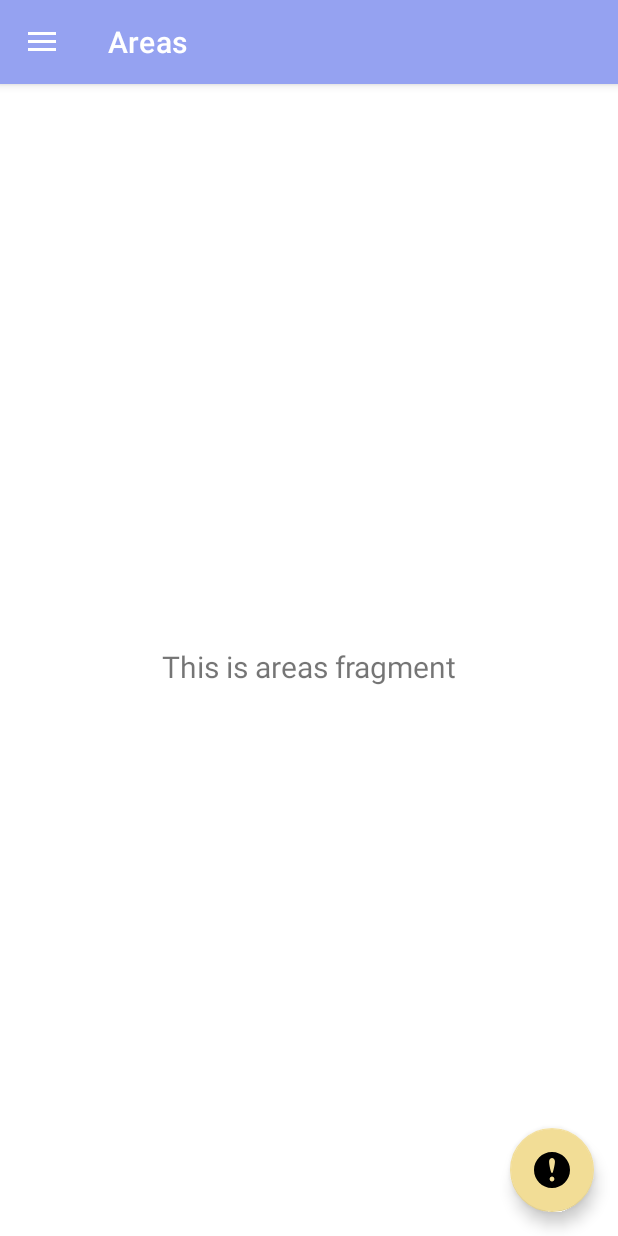
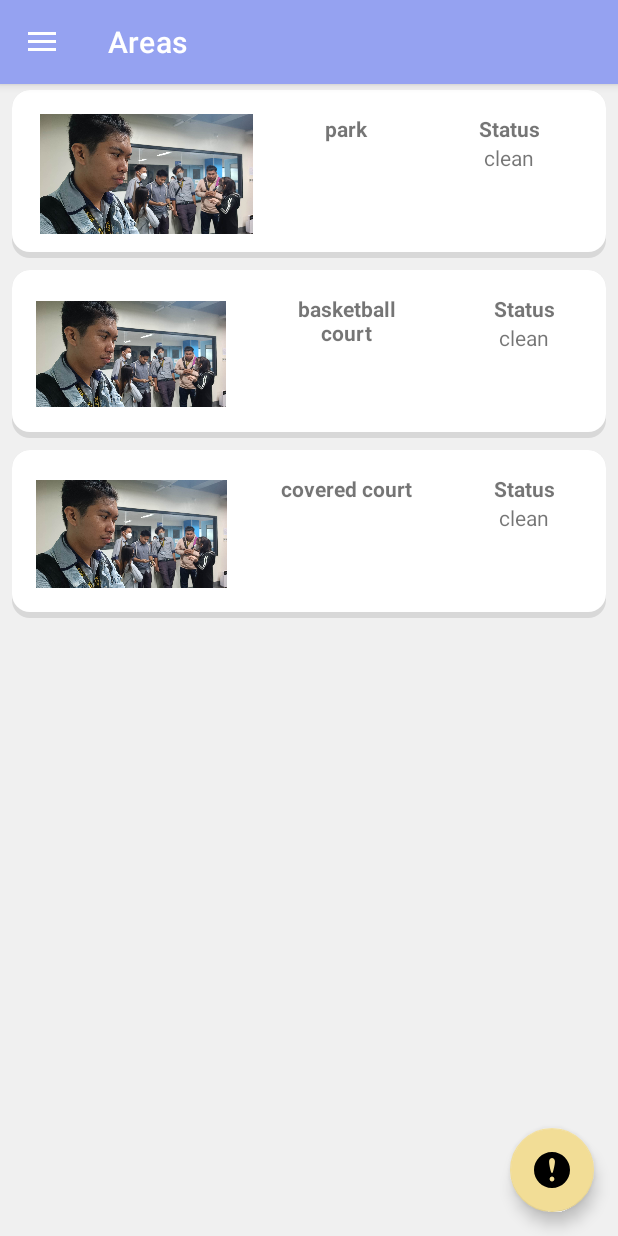
Before and after one commit to Grrom/barangay_cleaning, an Android app: the screen it shows after launch (MainActivity), in the side drawer, after a tap on "Areas", on a phone screen of 412 x 824 dp. Run offline under Robolectric (Android 15) with nearby library versions, the phone set to English and light mode, and no system bars; our stand-ins replace navigation-ui.

Commit message:
add area_item_card and recyclerview for it

```diff
--- a/app/src/main/AndroidManifest.xml
+++ b/app/src/main/AndroidManifest.xml
@@ -16,8 +16,7 @@
         <activity
             android:name=".views.ResidentActivity"
             android:exported="false"
-            android:parentActivityName=".ui.residents.ResidentsFragment"
-            />
+            android:parentActivityName=".ui.residents.ResidentsFragment" />
         <activity
             android:name=".MainActivity"
             android:exported="true"
--- /dev/null
+++ b/app/src/main/java/com/example/barangay_cleaning/adapters/AreasAdapter.java
@@ -0,0 +1,59 @@
+package com.example.barangay_cleaning.adapters;
+
+import android.content.Context;
+import android.view.LayoutInflater;
+import android.view.View;
+import android.view.ViewGroup;
+import android.widget.ImageView;
+import android.widget.TextView;
+
+import androidx.annotation.NonNull;
+import androidx.recyclerview.widget.RecyclerView;
+
+import com.example.barangay_cleaning.R;
+import com.example.barangay_cleaning.models.Area;
+
+import java.util.ArrayList;
+
+public class AreasAdapter  extends RecyclerView.Adapter<AreasAdapter.MyViewHolder>{
+    Context context;
+    ArrayList<Area> areas;
+
+    public AreasAdapter(Context context, ArrayList<Area> areas){
+        this.context = context;
+        this.areas = areas;
+    }
+
+    @NonNull
+    @Override
+    public AreasAdapter.MyViewHolder onCreateViewHolder(@NonNull ViewGroup parent, int viewType) {
+        return new AreasAdapter.MyViewHolder(LayoutInflater.from(context).inflate(R.layout.area_item_row, parent , false));
+    }
+
+    @Override
+    public void onBindViewHolder(@NonNull AreasAdapter.MyViewHolder holder, int position) {
+        holder.name.setText(areas.get(position).getName());
+        holder.status.setText(areas.get(position).getStatus());
+        holder.image.setImageResource(areas.get(position).getImage());
+    }
+
+    @Override
+    public int getItemCount() {
+        return areas.size();
+    }
+
+    public static class MyViewHolder extends RecyclerView.ViewHolder{
+
+        ImageView image;
+        TextView name;
+        TextView status;
+
+        public MyViewHolder(@NonNull View itemView) {
+            super(itemView);
+
+            image = itemView.findViewById(R.id.area_image);
+            name = itemView.findViewById(R.id.area_name);
+            status = itemView.findViewById(R.id.area_status);
+        }
+    }
+}
--- /dev/null
+++ b/app/src/main/java/com/example/barangay_cleaning/models/Area.java
@@ -0,0 +1,25 @@
+package com.example.barangay_cleaning.models;
+
+public class Area {
+    int image;
+    String name;
+    String status;
+
+    public Area(int image, String name,  String status) {
+        this.image = image;
+        this.name = name;
+        this.status = status;
+    }
+
+    public int getImage() {
+        return image;
+    }
+
+    public String getName() {
+        return name;
+    }
+
+    public String getStatus() {
+        return status;
+    }
+}
--- a/app/src/main/java/com/example/barangay_cleaning/ui/areas/AreasFragment.java
+++ b/app/src/main/java/com/example/barangay_cleaning/ui/areas/AreasFragment.java
@@ -9,26 +9,54 @@ import android.widget.TextView;
 import androidx.annotation.NonNull;
 import androidx.fragment.app.Fragment;
 import androidx.lifecycle.ViewModelProvider;
+import androidx.recyclerview.widget.LinearLayoutManager;
+import androidx.recyclerview.widget.RecyclerView;
 
+import com.example.barangay_cleaning.R;
+import com.example.barangay_cleaning.adapters.AreasAdapter;
+import com.example.barangay_cleaning.adapters.ResidentsAdapter;
+import com.example.barangay_cleaning.databinding.FragmentAreasBinding;
+import com.example.barangay_cleaning.databinding.FragmentResidentsBinding;
 import com.example.barangay_cleaning.databinding.FragmentSlideshowBinding;
+import com.example.barangay_cleaning.models.Area;
+import com.example.barangay_cleaning.models.Resident;
+import com.example.barangay_cleaning.ui.residents.ResidentsViewModel;
+
+import java.util.ArrayList;
 
 public class AreasFragment extends Fragment {
 
-    private FragmentSlideshowBinding binding;
+    private FragmentAreasBinding binding;
+
+    ArrayList<Area> areas = new ArrayList<>();
 
     public View onCreateView(@NonNull LayoutInflater inflater,
                              ViewGroup container, Bundle savedInstanceState) {
-        AreasViewModel slideshowViewModel =
+        binding = FragmentAreasBinding.inflate(inflater, container, false);
+        View root = binding.getRoot();
+
+        RecyclerView recyclerView = binding.areasRecyclerView;
+        setupAreasModel();
+
+        AreasAdapter adapter  = new AreasAdapter(getContext(), areas);
+        recyclerView.setAdapter(adapter);
+        recyclerView.setLayoutManager(new LinearLayoutManager(getContext()));
+
+        AreasViewModel areasViewModel =
                 new ViewModelProvider(this).get(AreasViewModel.class);
 
-        binding = FragmentSlideshowBinding.inflate(inflater, container, false);
-        View root = binding.getRoot();
-
-        final TextView textView = binding.textSlideshow;
-        slideshowViewModel.getText().observe(getViewLifecycleOwner(), textView::setText);
         return root;
     }
 
+    private void setupAreasModel(){
+        String[] names = {"park", "basketball court", "covered court"};
+        int image= R.drawable.temp_bg;
+        String status = "clean";
+
+        for (int i = 0; i < names.length; i++){
+            areas.add(new Area(image, names[i],  status));
+        }
+    }
     @Override
     public void onDestroyView() {
         super.onDestroyView();
--- a/app/src/main/java/com/example/barangay_cleaning/ui/areas/AreasViewModel.java
+++ b/app/src/main/java/com/example/barangay_cleaning/ui/areas/AreasViewModel.java
@@ -10,7 +10,6 @@ public class AreasViewModel extends ViewModel {
 
     public AreasViewModel() {
         mText = new MutableLiveData<>();
-        mText.setValue("This is areas fragment");
     }
 
     public LiveData<String> getText() {
--- a/app/src/main/java/com/example/barangay_cleaning/ui/residents/ResidentsFragment.java
+++ b/app/src/main/java/com/example/barangay_cleaning/ui/residents/ResidentsFragment.java
@@ -39,10 +39,6 @@ public class ResidentsFragment extends Fragment {
         ResidentsViewModel galleryViewModel =
                 new ViewModelProvider(this).get(ResidentsViewModel.class);
 
-
-//        final TextView textView = binding.textGallery;
-//        galleryViewModel.getText().observe(getViewLifecycleOwner(), textView::setText);
-
         return root;
     }
 
--- a/app/src/main/java/com/example/barangay_cleaning/ui/residents/ResidentsViewModel.java
+++ b/app/src/main/java/com/example/barangay_cleaning/ui/residents/ResidentsViewModel.java
@@ -10,7 +10,6 @@ public class ResidentsViewModel extends ViewModel {
 
     public ResidentsViewModel() {
         mText = new MutableLiveData<>();
-        mText.setValue("This is residents fragment");
     }
 
     public LiveData<String> getText() {
--- /dev/null
+++ b/app/src/main/res/layout/area_item_row.xml
@@ -0,0 +1,58 @@
+<?xml version="1.0" encoding="utf-8"?>
+<androidx.appcompat.widget.LinearLayoutCompat xmlns:android="http://schemas.android.com/apk/res/android"
+    android:layout_width="match_parent"
+    android:layout_height="wrap_content"
+    xmlns:app="http://schemas.android.com/apk/res-auto"
+    android:orientation="horizontal"
+    android:layout_marginHorizontal="8dp"
+    android:layout_marginVertical="4dp"
+    android:weightSum="3"
+    android:background="@drawable/card_background">
+
+    <ImageView
+        android:layout_weight="1"
+        android:layout_margin="16dp"
+        android:layout_width="120dp"
+        android:layout_height="80dp"
+        app:cardCornerRadius="12dp"
+        android:id="@+id/area_image"
+        android:src="@drawable/temp_bg"
+        />
+
+    <TextView
+        android:maxWidth="90dp"
+        android:layout_margin="16dp"
+        android:layout_weight="1"
+        android:textAlignment="center"
+        android:id="@+id/area_name"
+        android:layout_width="wrap_content"
+        android:layout_height="wrap_content"
+        android:text="name"
+        android:textStyle="bold"
+        />
+
+    <LinearLayout
+        android:layout_weight="1"
+        android:layout_width="wrap_content"
+        android:layout_height="wrap_content"
+        android:minWidth="70dp"
+        android:orientation="vertical"
+        android:layout_margin="16dp"
+        >
+        <TextView
+            android:textAlignment="center"
+            android:layout_width="match_parent"
+            android:layout_height="wrap_content"
+            android:text="Status"
+            android:textStyle="bold"
+            />
+        <TextView
+            android:id="@+id/area_status"
+            android:textAlignment="center"
+            android:layout_width="match_parent"
+            android:layout_height="wrap_content"
+            android:text="clean"
+            />
+    </LinearLayout>
+
+</androidx.appcompat.widget.LinearLayoutCompat>
--- /dev/null
+++ b/app/src/main/res/layout/fragment_areas.xml
@@ -0,0 +1,18 @@
+<?xml version="1.0" encoding="utf-8"?>
+
+<androidx.appcompat.widget.LinearLayoutCompat
+    xmlns:android="http://schemas.android.com/apk/res/android"
+    xmlns:tools="http://schemas.android.com/tools"
+    android:layout_width="match_parent"
+    android:layout_height="match_parent"
+    android:layout_gravity="center"
+    android:background="@color/bg_light"
+    tools:context=".ui.areas.AreasFragment">
+
+    <androidx.recyclerview.widget.RecyclerView
+        android:id="@+id/areasRecyclerView"
+        android:layout_width="match_parent"
+        android:layout_height="match_parent"
+        android:textAlignment="center"
+        />
+</androidx.appcompat.widget.LinearLayoutCompat>
--- a/app/src/main/res/layout/resident_item_row.xml
+++ b/app/src/main/res/layout/resident_item_row.xml
@@ -83,9 +83,6 @@
                 android:text="Purok 3"
                 />
         </LinearLayout>
-
-
-
     </LinearLayout>
 
     <Button
```
